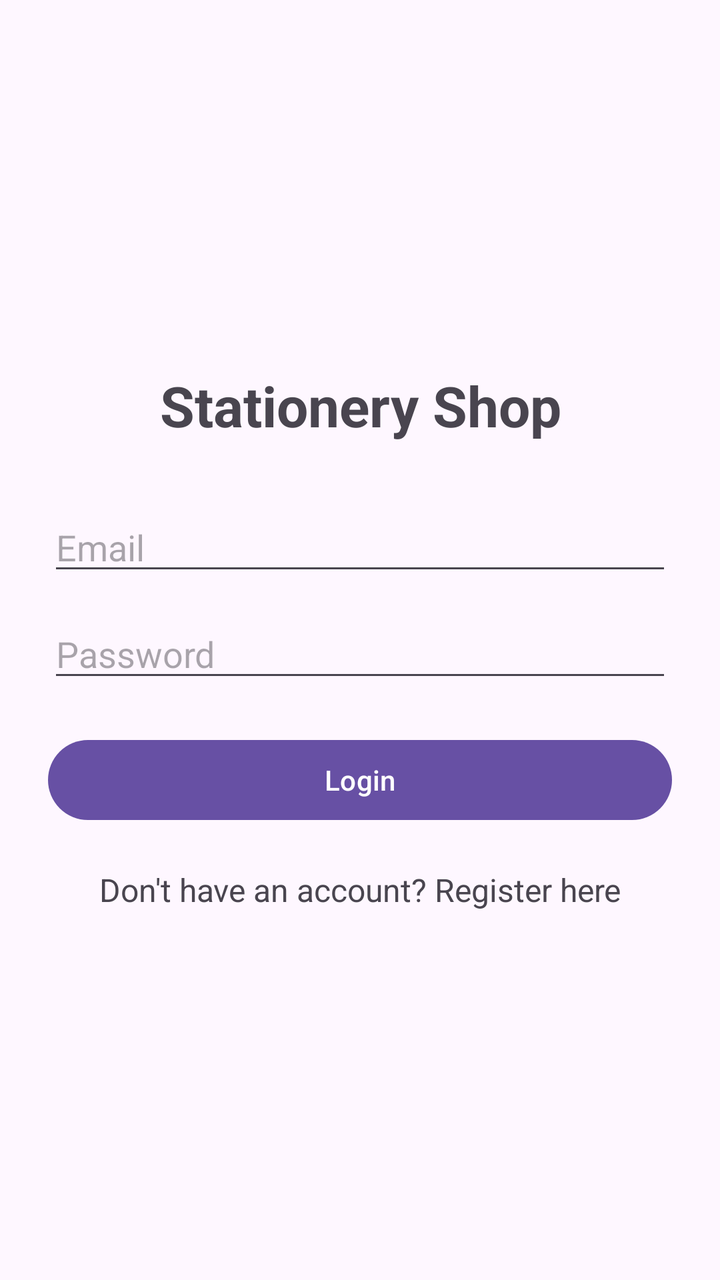
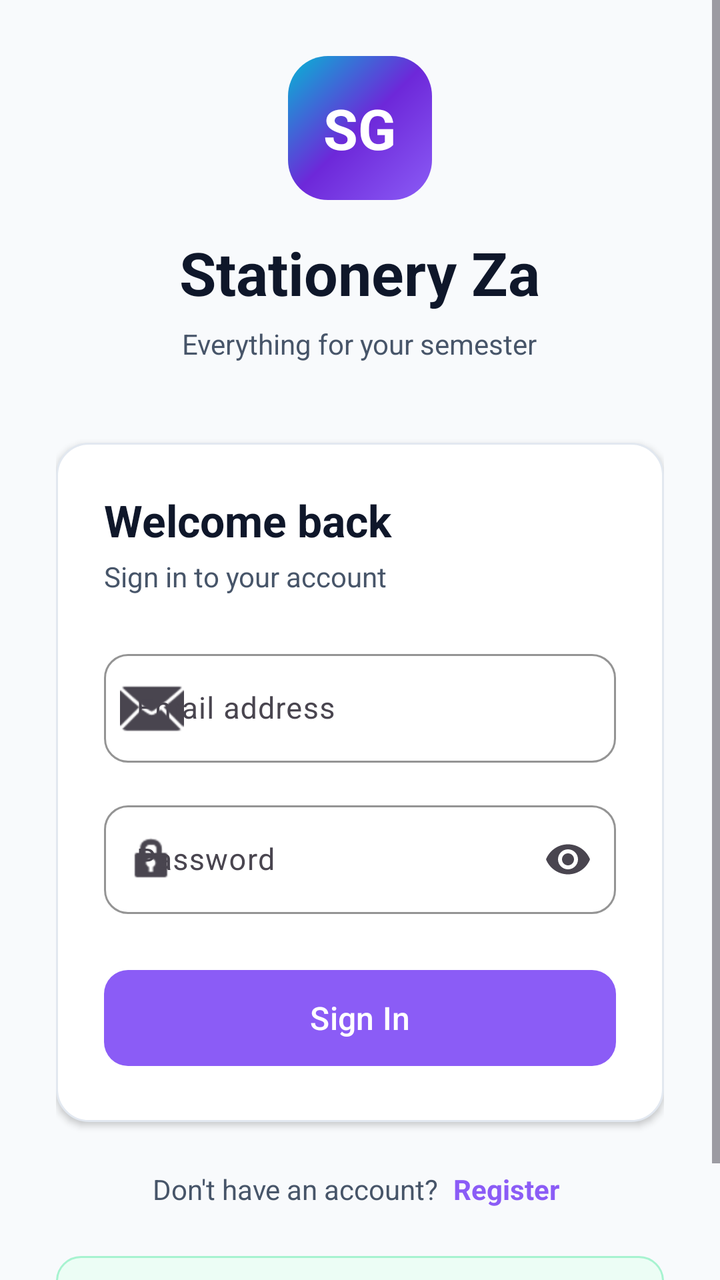

The first picture is an Android layout as it rendered before a commit; the second is the same layout after the commit. The layout source and the unified diff follow.
<!-- AndroidManifest.xml: application theme Theme.StationeryShopApp -->
<!-- res/layout/activity_login.xml -->
<?xml version="1.0" encoding="utf-8"?>
<ScrollView xmlns:android="http://schemas.android.com/apk/res/android"
    android:layout_width="match_parent"
    android:layout_height="match_parent"
    android:fillViewport="true">

    <LinearLayout
        android:layout_width="match_parent"
        android:layout_height="match_parent"
        android:orientation="vertical"
        android:padding="24dp"
        android:gravity="center_vertical">

        <TextView
            android:layout_width="match_parent"
            android:layout_height="wrap_content"
            android:text="Stationery Shop"
            android:textSize="28sp"
            android:textStyle="bold"
            android:gravity="center"
            android:layout_marginBottom="30dp" />

        <EditText
            android:id="@+id/edtEmail"
            android:layout_width="match_parent"
            android:layout_height="wrap_content"
            android:hint="Email"
            android:inputType="textEmailAddress"
            android:layout_marginBottom="12dp" />

        <EditText
            android:id="@+id/edtPassword"
            android:layout_width="match_parent"
            android:layout_height="wrap_content"
            android:hint="Password"
            android:inputType="textPassword"
            android:layout_marginBottom="20dp" />

        <Button
            android:id="@+id/btnLogin"
            android:layout_width="match_parent"
            android:layout_height="wrap_content"
            android:text="Login" />

        <TextView
            android:id="@+id/txtGoToRegister"
            android:layout_width="match_parent"
            android:layout_height="wrap_content"
            android:text="Don't have an account? Register here"
            android:textSize="16sp"
            android:gravity="center"
            android:paddingTop="20dp" />

    </LinearLayout>

</ScrollView>
<!-- resources referenced by this layout -->
<resources>
  <style name="Theme.StationeryShopApp" parent="Base.Theme.StationeryShopApp" />
  <style name="Base.Theme.StationeryShopApp" parent="Theme.Material3.DayNight.NoActionBar">
          
          
      </style>
</resources>

<!-- the commit's change to res/layout/activity_login.xml (unified diff, before → after) -->
@@ -1,55 +1,191 @@
 <?xml version="1.0" encoding="utf-8"?>
 <ScrollView xmlns:android="http://schemas.android.com/apk/res/android"
+    xmlns:app="http://schemas.android.com/apk/res-auto"
     android:layout_width="match_parent"
     android:layout_height="match_parent"
+    android:background="@color/canvas_light"
     android:fillViewport="true">
 
     <LinearLayout
         android:layout_width="match_parent"
         android:layout_height="match_parent"
         android:orientation="vertical"
-        android:padding="24dp"
-        android:gravity="center_vertical">
+        android:gravity="center_vertical"
+        android:padding="28dp">
 
-        <TextView
+        
+        <LinearLayout
             android:layout_width="match_parent"
             android:layout_height="wrap_content"
-            android:text="Stationery Shop"
-            android:textSize="28sp"
-            android:textStyle="bold"
+            android:orientation="vertical"
             android:gravity="center"
-            android:layout_marginBottom="30dp" />
+            android:layout_marginBottom="40dp">
 
-        <EditText
-            android:id="@+id/edtEmail"
+            
+            <FrameLayout
+                android:layout_width="72dp"
+                android:layout_height="72dp"
+                android:background="@drawable/bg_hero_section"
+                android:layout_gravity="center"
+                android:layout_marginBottom="16dp">
+
+                <TextView
+                    android:layout_width="wrap_content"
+                    android:layout_height="wrap_content"
+                    android:layout_gravity="center"
+                    android:text="SG"
+                    android:textColor="@color/white"
+                    android:textSize="28sp"
+                    android:textStyle="bold" />
+            </FrameLayout>
+
+            <TextView
+                android:layout_width="wrap_content"
+                android:layout_height="wrap_content"
+                android:text="Stationery Za"
+                android:textSize="30sp"
+                android:textStyle="bold"
+                android:textColor="@color/text_primary_light" />
+
+            <TextView
+                android:layout_width="wrap_content"
+                android:layout_height="wrap_content"
+                android:text="Everything for your semester"
+                android:textSize="14sp"
+                android:textColor="@color/text_secondary_light"
+                android:layout_marginTop="6dp" />
+
+        </LinearLayout>
+
+        
+        <LinearLayout
             android:layout_width="match_parent"
             android:layout_height="wrap_content"
-            android:hint="Email"
-            android:inputType="textEmailAddress"
-            android:layout_marginBottom="12dp" />
+            android:orientation="vertical"
+            android:background="@drawable/bg_card_rounded"
+            android:padding="24dp"
+            android:elevation="2dp">
 
-        <EditText
-            android:id="@+id/edtPassword"
+            <TextView
+                android:layout_width="match_parent"
+                android:layout_height="wrap_content"
+                android:text="Welcome back"
+                android:textSize="22sp"
+                android:textStyle="bold"
+                android:textColor="@color/text_primary_light"
+                android:layout_marginBottom="4dp" />
+
+            <TextView
+                android:layout_width="match_parent"
+                android:layout_height="wrap_content"
+                android:text="Sign in to your account"
+                android:textSize="14sp"
+                android:textColor="@color/text_secondary_light"
+                android:layout_marginBottom="24dp" />
+
+            
+            <com.google.android.material.textfield.TextInputLayout
+                android:layout_width="match_parent"
+                android:layout_height="wrap_content"
+                style="@style/StudyGridTextInput"
+                android:hint="Email address"
+                android:layout_marginBottom="16dp"
+                app:startIconDrawable="@android:drawable/ic_dialog_email">
+
+                <com.google.android.material.textfield.TextInputEditText
+                    android:id="@+id/edtEmail"
+                    android:layout_width="match_parent"
+                    android:layout_height="wrap_content"
+                    android:inputType="textEmailAddress"
+                    android:textSize="15sp" />
+
+            </com.google.android.material.textfield.TextInputLayout>
+
+            
+            <com.google.android.material.textfield.TextInputLayout
+                android:layout_width="match_parent"
+                android:layout_height="wrap_content"
+                style="@style/StudyGridTextInput"
+                android:hint="Password"
+                android:layout_marginBottom="24dp"
+                app:endIconMode="password_toggle"
+                app:startIconDrawable="@android:drawable/ic_lock_idle_lock">
+
+                <com.google.android.material.textfield.TextInputEditText
+                    android:id="@+id/edtPassword"
+                    android:layout_width="match_parent"
+                    android:layout_height="wrap_content"
+                    android:inputType="textPassword"
+                    android:textSize="15sp" />
+
+            </com.google.android.material.textfield.TextInputLayout>
+
+            
+            <com.google.android.material.button.MaterialButton
+                android:id="@+id/btnLogin"
+                android:layout_width="match_parent"
+                android:layout_height="56dp"
+                android:text="Sign In"
+                android:textSize="16sp"
+                android:textAllCaps="false"
+                app:cornerRadius="12dp"
+                app:backgroundTint="@color/primary_violet" />
+
+        </LinearLayout>
+
+        
+        <LinearLayout
             android:layout_width="match_parent"
             android:layout_height="wrap_content"
-            android:hint="Password"
-            android:inputType="textPassword"
-            android:layout_marginBottom="20dp" />
+            android:orientation="horizontal"
+            android:gravity="center"
+            android:layout_marginTop="24dp">
 
-        <Button
-            android:id="@+id/btnLogin"
+            <TextView
+                android:layout_width="wrap_content"
+                android:layout_height="wrap_content"
+                android:text="Don't have an account? "
+                android:textSize="14sp"
+                android:textColor="@color/text_secondary_light" />
+
+            <TextView
+                android:id="@+id/txtGoToRegister"
+                android:layout_width="wrap_content"
+                android:layout_height="wrap_content"
+                android:text="Register"
+                android:textSize="14sp"
+                android:textStyle="bold"
+                android:textColor="@color/primary_violet"
+                android:paddingStart="4dp"
+                android:paddingEnd="4dp" />
+
+        </LinearLayout>
+
+        
+        <LinearLayout
             android:layout_width="match_parent"
             android:layout_height="wrap_content"
-            android:text="Login" />
+            android:background="@drawable/bg_banner_student"
+            android:orientation="horizontal"
+            android:gravity="center_vertical"
+            android:padding="12dp"
+            android:layout_marginTop="24dp">
 
-        <TextView
-            android:id="@+id/txtGoToRegister"
-            android:layout_width="match_parent"
-            android:layout_height="wrap_content"
-            android:text="Don't have an account? Register here"
-            android:textSize="16sp"
-            android:gravity="center"
-            android:paddingTop="20dp" />
+            <TextView
+                android:layout_width="wrap_content"
+                android:layout_height="wrap_content"
+                android:text="🎓"
+                android:textSize="18sp"
+                android:layout_marginEnd="8dp" />
+
+            <TextView
+                android:layout_width="wrap_content"
+                android:layout_height="wrap_content"
+                android:text="Students get 15% off with .edu email!"
+                android:textSize="13sp"
+                android:textColor="@color/banner_text" />
+
+        </LinearLayout>
 
     </LinearLayout>
 
<!-- resource entries referenced after the edit -->
@@ -1,9 +1,71 @@
 <!-- resources referenced by this layout -->
 <resources>
+  <color name="banner_text">#065F46</color>
+  <color name="canvas_light">#F8FAFC</color>
+  <color name="primary_violet">#8B5CF6</color>
+  <color name="text_primary_light">#0F172A</color>
+  <color name="text_secondary_light">#475569</color>
+  <color name="white">#FFFFFFFF</color>
+  <!-- drawable bg_banner_student (drawable) -->
+  <?xml version="1.0" encoding="utf-8"?>
+  <shape xmlns:android="http://schemas.android.com/apk/res/android"
+      android:shape="rectangle">
+      <solid android:color="#ECFDF5" />
+      <corners android:radius="12dp" />
+      <stroke
+          android:width="1dp"
+          android:color="#A7F3D0" />
+  </shape>
+  <!-- drawable bg_card_rounded (drawable) -->
+  <?xml version="1.0" encoding="utf-8"?>
+  <shape xmlns:android="http://schemas.android.com/apk/res/android"
+      android:shape="rectangle">
+      <solid android:color="#FFFFFF" />
+      <corners android:radius="16dp" />
+      <stroke
+          android:width="1dp"
+          android:color="#E2E8F0" />
+  </shape>
+  <!-- drawable bg_hero_section (drawable) -->
+  <?xml version="1.0" encoding="utf-8"?>
+  <shape xmlns:android="http://schemas.android.com/apk/res/android"
+      android:shape="rectangle">
+      <gradient
+          android:startColor="#8B5CF6"
+          android:centerColor="#6D28D9"
+          android:endColor="#06B6D4"
+          android:angle="135" />
+      <corners android:radius="20dp" />
+  </shape>
+  <style name="StudyGridTextInput" parent="Widget.Material3.TextInputLayout.OutlinedBox">
+          <item name="boxCornerRadiusTopStart">12dp</item>
+          <item name="boxCornerRadiusTopEnd">12dp</item>
+          <item name="boxCornerRadiusBottomStart">12dp</item>
+          <item name="boxCornerRadiusBottomEnd">12dp</item>
+          <item name="boxStrokeColor">@color/primary_violet</item>
+          <item name="hintTextColor">@color/primary_violet</item>
+      </style>
   <style name="Theme.StationeryShopApp" parent="Base.Theme.StationeryShopApp" />
   <style name="Base.Theme.StationeryShopApp" parent="Theme.Material3.DayNight.NoActionBar">
           
-          
+          <item name="colorPrimary">@color/primary_violet</item>
+          <item name="colorPrimaryDark">@color/primary_violet_dark</item>
+          <item name="colorAccent">@color/accent_cyan</item>
+          <item name="colorSecondary">@color/accent_cyan</item>
+          <item name="colorTertiary">@color/accent_mint</item>
+          <item name="android:colorBackground">@color/canvas_light</item>
+          <item name="colorSurface">@color/surface_light</item>
+          <item name="colorOnPrimary">@color/white</item>
+          <item name="colorOnSecondary">@color/white</item>
+          <item name="colorOnSurface">@color/text_primary_light</item>
+          <item name="colorError">@color/error</item>
+          <item name="android:statusBarColor">@color/canvas_light</item>
+          <item name="android:windowLightStatusBar" tools:targetApi="m">true</item>
       </style>
+  <color name="primary_violet_dark">#7C3AED</color>
+  <color name="accent_cyan">#06B6D4</color>
+  <color name="accent_mint">#10B981</color>
+  <color name="surface_light">#FFFFFF</color>
+  <color name="error">#EF4444</color>
 </resources>
 
